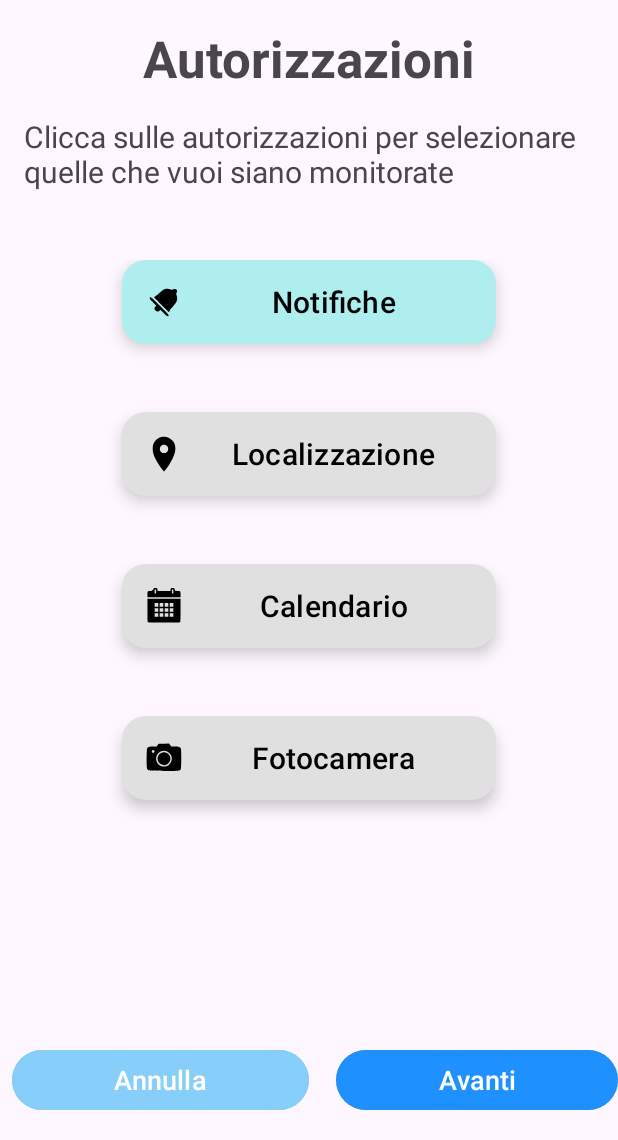
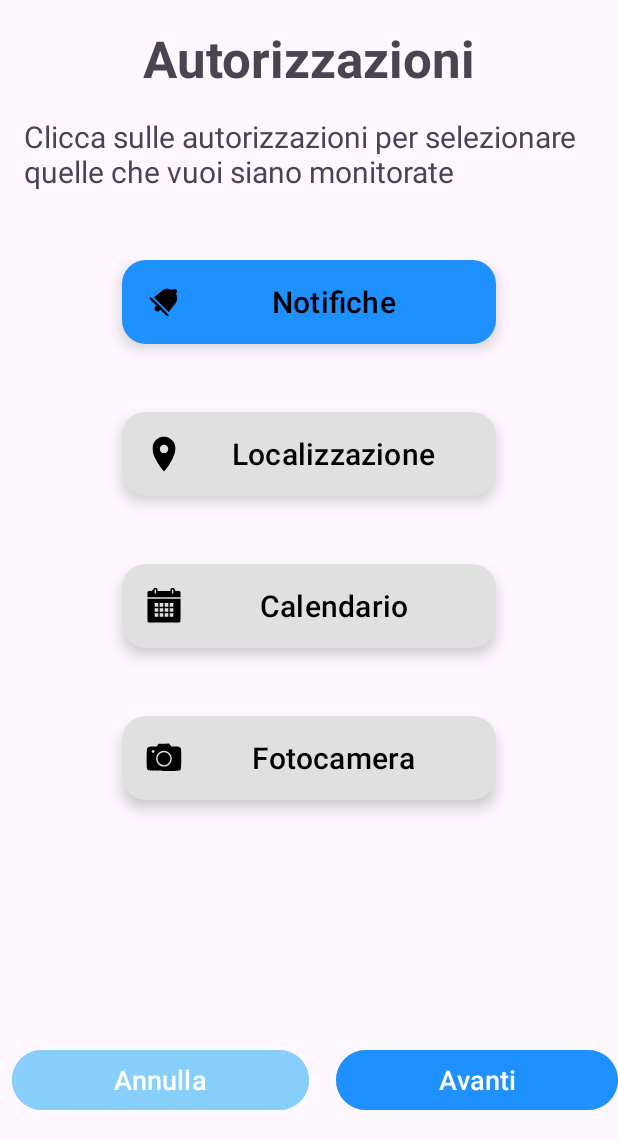
Before and after one commit to AleDeGregorio/PrivacyManager, an Android app: the PermissionsSelectionActivity screen opened directly, with no data from a screen before it, after a tap on "Notifiche", on a phone screen of 412 x 824 dp, the part 96-1236 px from its top. Run offline under Robolectric (Android 15) with nearby library versions, the phone set to English and light mode, and no system bars.

Commit message:
fix: permissions selection color

```diff
--- a/app/src/main/java/it/polito/s294545/privacymanager/activities/PermissionsSelectionActivity.kt
+++ b/app/src/main/java/it/polito/s294545/privacymanager/activities/PermissionsSelectionActivity.kt
@@ -155,7 +155,7 @@ class PermissionsSelectionActivity : AppCompatActivity() {
     private fun togglePermissionSelection(permission: View, text: String) {
         if (!permission.isSelected) {
             permission.isSelected = true
-            permission.setBackgroundColor(resources.getColor(R.color.secondary))
+            permission.setBackgroundColor(resources.getColor(R.color.primary))
 
             if (savedPermissions.isEmpty()) {
                 forwardButton.setBackgroundColor(resources.getColor(R.color.primary))
```
